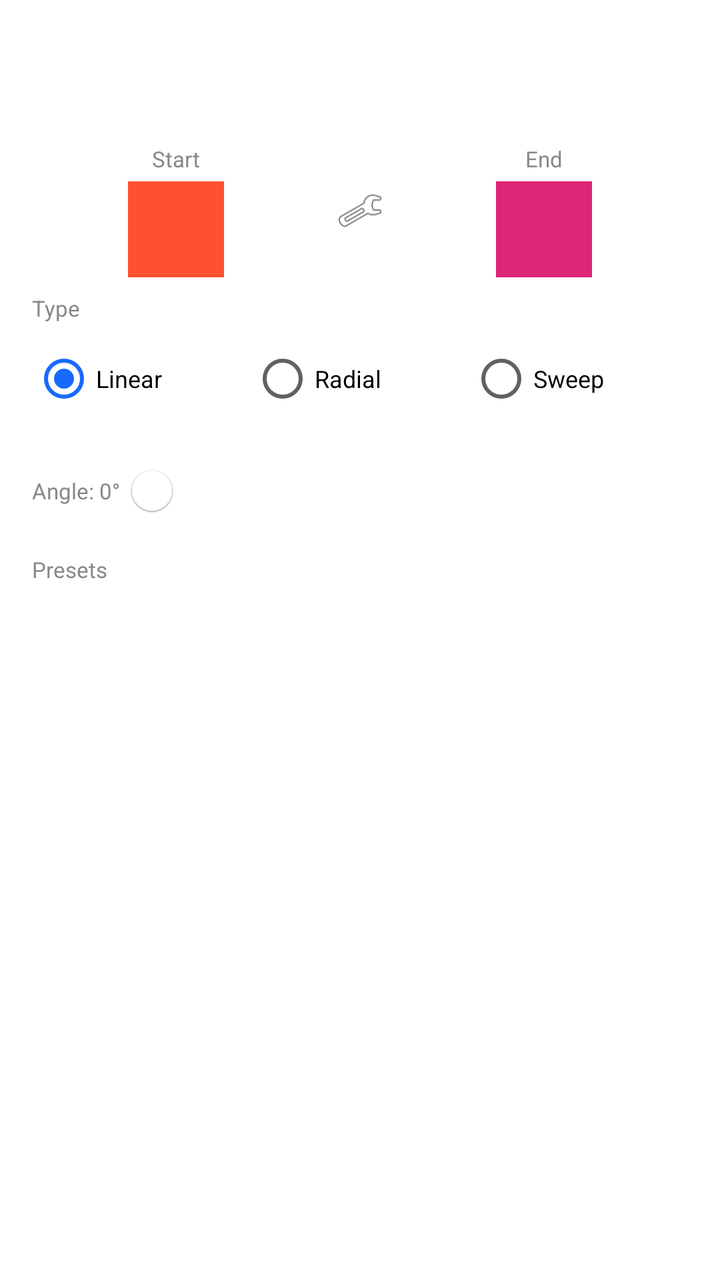
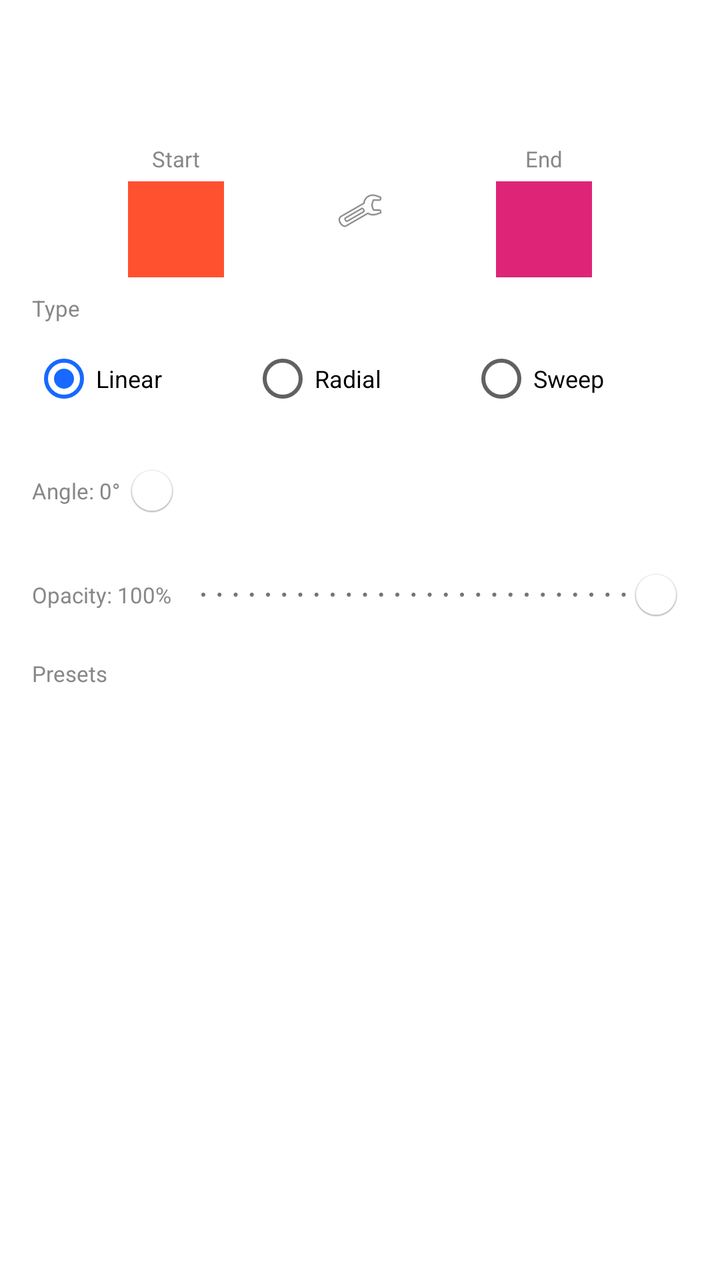

Two renders of the same Android screen: before a commit and after it. Below are the layout's source before the change and the commit's diff.
<!-- AndroidManifest.xml: application theme AppTheme -->
<!-- res/layout/fragment_gradient_color.xml -->
<?xml version="1.0" encoding="utf-8"?>
<ScrollView xmlns:android="http://schemas.android.com/apk/res/android"
    xmlns:app="http://schemas.android.com/apk/res-auto"
    android:layout_width="match_parent"
    android:layout_height="match_parent"
    android:fillViewport="true">

    <LinearLayout
        android:layout_width="match_parent"
        android:layout_height="wrap_content"
        android:orientation="vertical">

    
    <LinearLayout
        android:id="@+id/gradientContent"
        android:layout_width="match_parent"
        android:layout_height="wrap_content"
        android:orientation="vertical"
        android:paddingHorizontal="16dp"
        android:paddingVertical="12dp">

        
        <View
            android:id="@+id/viewGradientPreview"
            android:layout_width="match_parent"
            android:layout_height="48dp"
            android:layout_marginBottom="12dp" />

        
        <LinearLayout
            android:layout_width="match_parent"
            android:layout_height="wrap_content"
            android:orientation="horizontal"
            android:gravity="center_vertical"
            android:layout_marginBottom="8dp">

            <LinearLayout
                android:layout_width="0dp"
                android:layout_height="wrap_content"
                android:layout_weight="1"
                android:orientation="vertical"
                android:gravity="center">

                <TextView
                    android:layout_width="wrap_content"
                    android:layout_height="wrap_content"
                    android:text="Start"
                    android:textSize="11sp"
                    android:textColor="#888888" />

                <View
                    android:id="@+id/viewColorStart"
                    android:layout_width="48dp"
                    android:layout_height="48dp"
                    android:layout_marginTop="4dp"
                    android:background="#FFFF512F" />

            </LinearLayout>

            <ImageView
                android:layout_width="24dp"
                android:layout_height="24dp"
                android:layout_marginHorizontal="8dp"
                android:src="@android:drawable/ic_menu_manage"
                android:contentDescription="arrow" />

            <LinearLayout
                android:layout_width="0dp"
                android:layout_height="wrap_content"
                android:layout_weight="1"
                android:orientation="vertical"
                android:gravity="center">

                <TextView
                    android:layout_width="wrap_content"
                    android:layout_height="wrap_content"
                    android:text="End"
                    android:textSize="11sp"
                    android:textColor="#888888" />

                <View
                    android:id="@+id/viewColorEnd"
                    android:layout_width="48dp"
                    android:layout_height="48dp"
                    android:layout_marginTop="4dp"
                    android:background="#FFDD2476" />

            </LinearLayout>

        </LinearLayout>

        
        <TextView
            android:layout_width="wrap_content"
            android:layout_height="wrap_content"
            android:text="Type"
            android:textSize="11sp"
            android:textColor="#888888"
            android:layout_marginBottom="4dp" />

        <RadioGroup
            android:id="@+id/rgGradientType"
            android:layout_width="match_parent"
            android:layout_height="wrap_content"
            android:orientation="horizontal">

            <RadioButton
                android:id="@+id/rbLinear"
                android:layout_width="0dp"
                android:layout_height="wrap_content"
                android:layout_weight="1"
                android:text="Linear"
                android:checked="true"
                android:buttonTint="@color/radio_button_tint"
                android:textSize="12sp" />

            <RadioButton
                android:id="@+id/rbRadial"
                android:layout_width="0dp"
                android:layout_height="wrap_content"
                android:layout_weight="1"
                android:text="Radial"
                android:buttonTint="@color/radio_button_tint"
                android:textSize="12sp" />

            <RadioButton
                android:id="@+id/rbSweep"
                android:layout_width="0dp"
                android:layout_height="wrap_content"
                android:layout_weight="1"
                android:text="Sweep"
                android:buttonTint="@color/radio_button_tint"
                android:textSize="12sp" />

        </RadioGroup>

        
        <LinearLayout
            android:id="@+id/layoutAngle"
            android:layout_width="match_parent"
            android:layout_height="wrap_content"
            android:orientation="horizontal"
            android:gravity="center_vertical"
            android:layout_marginTop="8dp">

            <TextView
                android:id="@+id/tvAngleLabel"
                android:layout_width="wrap_content"
                android:layout_height="wrap_content"
                android:text="Angle: 0°"
                android:textSize="11sp"
                android:textColor="#888888" />

            <com.google.android.material.slider.Slider
                android:id="@+id/sliderAngle"
                android:layout_width="0dp"
                android:layout_height="wrap_content"
                android:layout_weight="1"
                android:valueFrom="0"
                android:valueTo="360"
                android:stepSize="1"
                android:value="0"
                app:labelBehavior="gone" />

        </LinearLayout>

        
        <TextView
            android:layout_width="wrap_content"
            android:layout_height="wrap_content"
            android:text="Presets"
            android:textSize="11sp"
            android:textColor="#888888"
            android:layout_marginTop="8dp"
            android:layout_marginBottom="6dp" />

        <androidx.recyclerview.widget.RecyclerView
            android:id="@+id/rvGradientPresets"
            android:layout_width="match_parent"
            android:layout_height="wrap_content"
            android:orientation="horizontal"
            android:clipToPadding="false"
            app:layoutManager="androidx.recyclerview.widget.LinearLayoutManager" />

    </LinearLayout>

    
    <LinearLayout
        android:id="@+id/stopEditorSection"
        android:layout_width="match_parent"
        android:layout_height="wrap_content"
        android:orientation="vertical"
        android:visibility="gone">

        <LinearLayout
            android:layout_width="match_parent"
            android:layout_height="wrap_content"
            android:orientation="horizontal"
            android:gravity="center_vertical"
            android:paddingHorizontal="8dp">

            <com.google.android.material.button.MaterialButton
                android:id="@+id/btnStopEditorBack"
                style="@style/Widget.MaterialComponents.Button.TextButton"
                android:layout_width="wrap_content"
                android:layout_height="wrap_content"
                android:minWidth="0dp"
                android:paddingHorizontal="6dp"
                android:text="‹ Gradient"
                android:textSize="13sp"
                android:textColor="@color/brand_blue" />

            <TextView
                android:id="@+id/tvStopEditorTitle"
                android:layout_width="0dp"
                android:layout_height="wrap_content"
                android:layout_weight="1"
                android:gravity="end"
                android:text="Start Color"
                android:textSize="13sp"
                android:textStyle="bold"
                android:textColor="#1A1A2E" />

        </LinearLayout>

        <com.flyerpix.editor.ui.dialog.SolidColorEditorView
            android:id="@+id/inlineStopEditor"
            android:layout_width="match_parent"
            android:layout_height="wrap_content" />

        <LinearLayout
            android:layout_width="match_parent"
            android:layout_height="wrap_content"
            android:orientation="horizontal"
            android:gravity="end"
            android:paddingHorizontal="8dp"
            android:paddingBottom="8dp">

            <com.google.android.material.button.MaterialButton
                android:id="@+id/btnStopEditorCancel"
                style="@style/Widget.MaterialComponents.Button.TextButton"
                android:layout_width="wrap_content"
                android:layout_height="wrap_content"
                android:text="Cancel" />

            <com.google.android.material.button.MaterialButton
                android:id="@+id/btnStopEditorSet"
                android:layout_width="wrap_content"
                android:layout_height="wrap_content"
                android:text="Set" />

        </LinearLayout>

    </LinearLayout>

    </LinearLayout>

</ScrollView>
<!-- resources referenced by this layout -->
<resources>
  <color name="brand_blue">#1769FF</color>
  <color name="white">#fff</color>
  <color name="black">#000</color>
  <color name="brand_navy">#07164F</color>
  <color name="gray">#616161</color>
  <style name="AppTextInputLayout" parent="Widget.MaterialComponents.TextInputLayout.OutlinedBox.Dense">
          <item name="boxStrokeColor">@color/brand_blue</item>
          <item name="counterTextColor">@color/gray</item>
          <item name="hintTextColor">@color/gray</item>
          <item name="boxCornerRadiusBottomEnd">0dp</item>
          <item name="boxCornerRadiusBottomStart">0dp</item>
          <item name="boxCornerRadiusTopStart">0dp</item>
          <item name="boxCornerRadiusTopEnd">0dp</item>
      </style>
  <style name="AppBottomNavigation" parent="Widget.MaterialComponents.BottomNavigationView.Colored">
  
      </style>
  <style name="AppButton" parent="Widget.MaterialComponents.Button.UnelevatedButton">
          <item name="strokeColor">@color/brand_blue</item>
          <item name="strokeWidth">1dp</item>
          <item name="android:textColor">@color/brand_blue</item>
      </style>
  <style name="ButtonText" parent="TextAppearance.MaterialComponents.Button">
          <item name="fontFamily">@font/raleway_semibold</item>
      </style>
  <style name="Body1Text" parent="TextAppearance.MaterialComponents.Body1">
          <item name="fontFamily">@font/raleway_semibold</item>
      </style>
  <style name="Body2Text" parent="TextAppearance.MaterialComponents.Body2">
          <item name="fontFamily">@font/raleway_semibold</item>
      </style>
  <style name="CaptionText" parent="TextAppearance.MaterialComponents.Caption">
          <item name="fontFamily">@font/raleway_semibold</item>
      </style>
  <style name="Headline4Text" parent="TextAppearance.MaterialComponents.Headline6">
          <item name="fontFamily">@font/raleway_semibold</item>
      </style>
  <style name="Headline5Text" parent="TextAppearance.MaterialComponents.Headline6">
          <item name="fontFamily">@font/raleway_semibold</item>
      </style>
  <style name="Headline6Text" parent="TextAppearance.MaterialComponents.Headline6">
          <item name="fontFamily">@font/raleway_semibold</item>
      </style>
  <style name="AppFloatingActionButton" parent="Widget.MaterialComponents.FloatingActionButton">
          <item name="shapeAppearanceOverlay">@style/FloatingActionButton</item>
      </style>
  <style name="SmallComponent" parent="ShapeAppearance.MaterialComponents.SmallComponent">
          <item name="cornerFamily">cut</item>
          <item name="cornerSize">0dp</item>
      </style>
  <style name="MediumComponent" parent="ShapeAppearance.MaterialComponents.MediumComponent">
          <item name="cornerFamily">cut</item>
          <item name="cornerSize">0dp</item>
      </style>
  <style name="LargeComponent" parent="ShapeAppearance.MaterialComponents.LargeComponent">
          <item name="cornerFamily">cut</item>
          <item name="cornerSize">0dp</item>
      </style>
  <style name="FloatingActionButton" parent="ShapeAppearanceOverlay.MaterialComponents.FloatingActionButton">
      </style>
  <!-- unchanged entries left out for length: 1 -->
</resources>

<!-- the commit's change to res/layout/fragment_gradient_color.xml (unified diff, before → after) -->
@@ -165,6 +165,36 @@
         </LinearLayout>
 
         
+        <LinearLayout
+            android:id="@+id/layoutOpacity"
+            android:layout_width="match_parent"
+            android:layout_height="wrap_content"
+            android:orientation="horizontal"
+            android:gravity="center_vertical"
+            android:layout_marginTop="4dp">
+
+            <TextView
+                android:id="@+id/tvOpacityLabel"
+                android:layout_width="wrap_content"
+                android:layout_height="wrap_content"
+                android:text="Opacity: 100%"
+                android:textSize="11sp"
+                android:textColor="#888888" />
+
+            <com.google.android.material.slider.Slider
+                android:id="@+id/sliderOpacity"
+                android:layout_width="0dp"
+                android:layout_height="wrap_content"
+                android:layout_weight="1"
+                android:valueFrom="0"
+                android:valueTo="100"
+                android:stepSize="1"
+                android:value="100"
+                app:labelBehavior="gone" />
+
+        </LinearLayout>
+
+        
         <TextView
             android:layout_width="wrap_content"
             android:layout_height="wrap_content"
